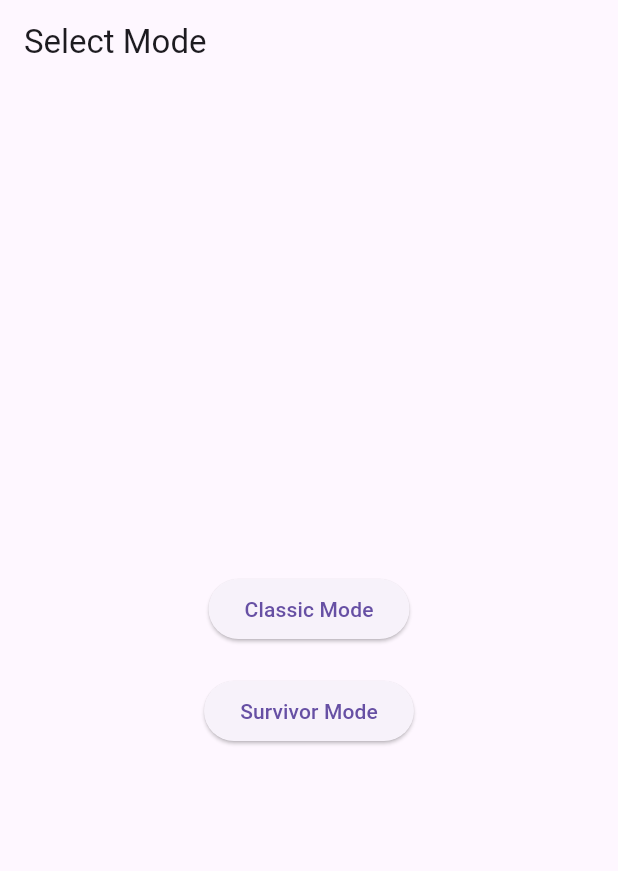
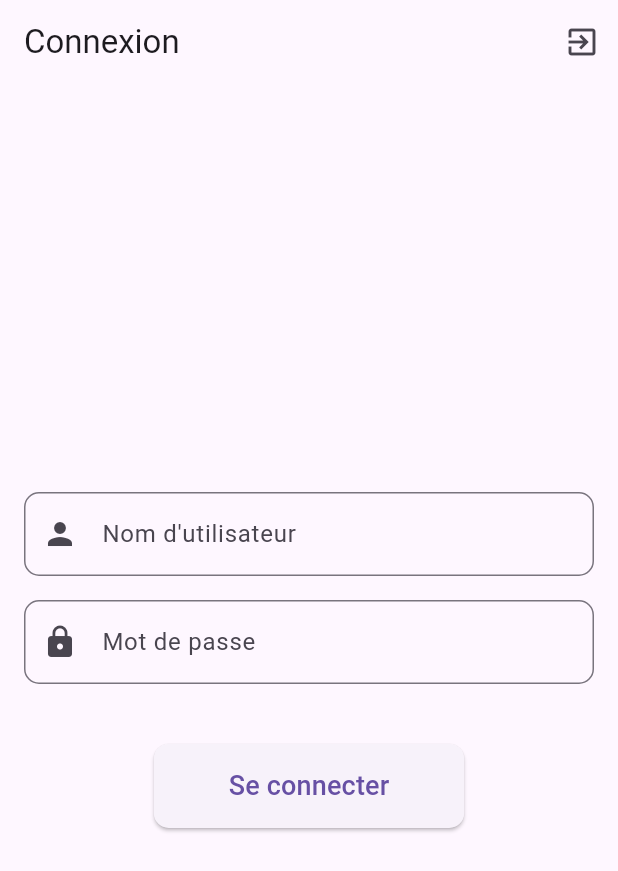
Before and after one commit to Mysterken/FlutterCookieClicker, a Flutter app: the screen it shows after launch, on a phone screen of 412 x 824 dp. Shown: the top 871 px of the screen. Run offline on Flutter 3.47's test engine with Material 3 defaults, Android fonts, the phone set to English and light mode, and no system bars; our stand-ins replace audioplayers, shared_preferences.

Commit message:
login_et_timer

```diff
--- a/lib/main.dart
+++ b/lib/main.dart
@@ -4,17 +4,19 @@ import 'services/game_service.dart';
 import 'services/sound_service.dart';
 import 'services/storage_service.dart';
 import 'models/achievement.dart';
+import 'ui/screens/login_page.dart';
+import 'dart:async';
 
 void main() async {
   WidgetsFlutterBinding.ensureInitialized();
-
 
   final storageService = StorageService();
   await storageService.init();
 
   final gameService = GameService(
     upgrades: [],
-    achievements: [ Achievement(
+    achievements: [
+      Achievement(
         title: 'First Cookie',
         description: 'Bake your first cookie',
         type: AchievementType.cookieCount,
@@ -71,7 +73,7 @@ class MyApp extends StatelessWidget {
       theme: ThemeData(
         primarySwatch: Colors.blue,
       ),
-      home: ModeSelectionPage(
+      home: LoginPage(
         gameService: gameService,
         soundService: soundService,
       ),
--- /dev/null
+++ b/lib/ui/screens/login_page.dart
@@ -0,0 +1,123 @@
+import 'package:flutter/material.dart';
+import 'mode_selection_page.dart';
+import '../../services/game_service.dart';
+import '../../services/sound_service.dart';
+
+class LoginPage extends StatefulWidget {
+  final GameService gameService;
+  final SoundService soundService;
+
+  const LoginPage({
+    Key? key,
+    required this.gameService,
+    required this.soundService,
+  }) : super(key: key);
+
+  @override
+  _LoginPageState createState() => _LoginPageState();
+}
+
+class _LoginPageState extends State<LoginPage> {
+  final TextEditingController _usernameController = TextEditingController();
+  final TextEditingController _passwordController = TextEditingController();
+  String? _errorMessage;
+
+  void _login() {
+    setState(() {
+      _errorMessage = null;
+    });
+
+    if (_usernameController.text == 'admin' && _passwordController.text == 'password') {
+      Navigator.pushReplacement(
+        context,
+        MaterialPageRoute(
+          builder: (context) => ModeSelectionPage(
+            gameService: widget.gameService,
+            soundService: widget.soundService,
+          ),
+        ),
+      );
+    } else {
+      setState(() {
+        _errorMessage = 'Nom d\'utilisateur ou mot de passe incorrect';
+      });
+    }
+  }
+
+  void _logout() {
+    Navigator.pushReplacement(
+      context,
+      MaterialPageRoute(
+        builder: (context) => LoginPage(
+          gameService: widget.gameService,
+          soundService: widget.soundService,
+        ),
+      ),
+    );
+  }
+
+  @override
+  Widget build(BuildContext context) {
+    return Scaffold(
+      appBar: AppBar(
+        title: const Text('Connexion'),
+        actions: [
+          IconButton(
+            icon: const Icon(Icons.exit_to_app),
+            onPressed: _logout,
+            tooltip: 'Déconnexion',
+          ),
+        ],
+      ),
+      body: Center(
+        child: Padding(
+          padding: const EdgeInsets.all(16.0),
+          child: Column(
+            mainAxisAlignment: MainAxisAlignment.center,
+            children: [
+              TextField(
+                controller: _usernameController,
+                decoration: InputDecoration(
+                  labelText: 'Nom d\'utilisateur',
+                  prefixIcon: const Icon(Icons.person),
+                  border: OutlineInputBorder(
+                    borderRadius: BorderRadius.circular(10),
+                  ),
+                ),
+              ),
+              const SizedBox(height: 16),
+              TextField(
+                controller: _passwordController,
+                decoration: InputDecoration(
+                  labelText: 'Mot de passe',
+                  prefixIcon: const Icon(Icons.lock),
+                  border: OutlineInputBorder(
+                    borderRadius: BorderRadius.circular(10),
+                  ),
+                ),
+                obscureText: true,
+              ),
+              const SizedBox(height: 20),
+              if (_errorMessage != null)
+                Text(
+                  _errorMessage!,
+                  style: const TextStyle(color: Colors.red),
+                ),
+              const SizedBox(height: 20),
+              ElevatedButton(
+                onPressed: _login,
+                style: ElevatedButton.styleFrom(
+                  padding: const EdgeInsets.symmetric(horizontal: 50, vertical: 15),
+                  shape: RoundedRectangleBorder(
+                    borderRadius: BorderRadius.circular(10),
+                  ),
+                ),
+                child: const Text('Se connecter', style: TextStyle(fontSize: 18)),
+              ),
+            ],
+          ),
+        ),
+      ),
+    );
+  }
+}
```
Also changed, not shown: lib/ui/screens/mode_selection_page.dart (+16 -0 lines), lib/ui/screens/timer_page.dart (added, +144 -0 lines). Lines whose indentation alone changed are shown as unchanged.
